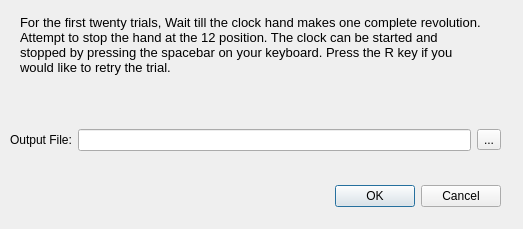
This is src/spike_recorder/experiments/libet/instructions.ui in davidt0x/py-spike-recorder as Qt 5 draws it before an edit. The edited form follows.
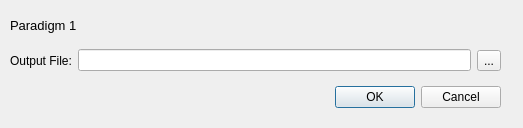
This is the edited form.

Commit message: fix: removed instructions, put paradigm 1/2 instead

```diff
--- a/src/spike_recorder/experiments/libet/instructions.ui
+++ b/src/spike_recorder/experiments/libet/instructions.ui
@@ -7,7 +7,7 @@
     <x>0</x>
     <y>0</y>
     <width>523</width>
-    <height>229</height>
+    <height>128</height>
    </rect>
   </property>
   <property name="windowTitle">
@@ -20,7 +20,7 @@
    <property name="geometry">
     <rect>
      <x>160</x>
-     <y>180</y>
+     <y>81</y>
      <width>341</width>
      <height>32</height>
     </rect>
@@ -35,10 +35,10 @@
   <widget class="QLabel" name="label_2">
    <property name="geometry">
     <rect>
-     <x>20</x>
+     <x>10</x>
      <y>10</y>
-     <width>461</width>
-     <height>71</height>
+     <width>471</width>
+     <height>31</height>
     </rect>
    </property>
    <property name="font">
@@ -47,7 +47,10 @@
     </font>
    </property>
    <property name="text">
-    <string>&lt;html&gt;&lt;head/&gt;&lt;body&gt;&lt;p&gt;For the first twenty trials, Wait till the clock hand makes one complete revolution. Attempt to stop the hand at the 12 position. The clock can be started and stopped by pressing the spacebar on your keyboard. Press the R key if you would like to retry the trial. &lt;/p&gt;&lt;/body&gt;&lt;/html&gt;</string>
+    <string>&lt;html&gt;&lt;head/&gt;&lt;body&gt;&lt;p&gt;Paradigm 1&lt;/p&gt;&lt;/body&gt;&lt;/html&gt;</string>
+   </property>
+   <property name="alignment">
+    <set>Qt::AlignLeading|Qt::AlignLeft|Qt::AlignVCenter</set>
    </property>
    <property name="wordWrap">
     <bool>true</bool>
@@ -57,9 +60,9 @@
    <property name="geometry">
     <rect>
      <x>10</x>
-     <y>100</y>
+     <y>40</y>
      <width>491</width>
-     <height>80</height>
+     <height>41</height>
     </rect>
    </property>
    <layout class="QHBoxLayout" name="horizontalLayout">
```
Left out of the diff: 2 changed lines with no effect on the pictures. The commit also changes 2 other files.
